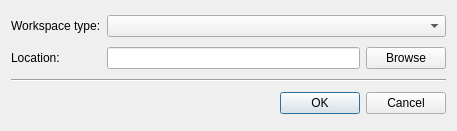
The window that Srt.QT/tt3-gui/SelectWorkspaceDialog.ui (akapustiatyahoocouk/TimeTracker3) describes before a commit, drawn with Qt 5.
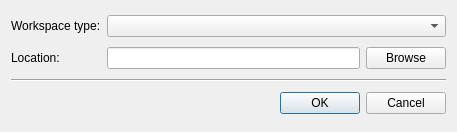
The same window after the commit. Icons and pictures are not drawn.

```diff
--- a/Srt.QT/tt3-gui/SelectWorkspaceDialog.ui
+++ b/Srt.QT/tt3-gui/SelectWorkspaceDialog.ui
@@ -7,7 +7,7 @@
     <x>0</x>
     <y>0</y>
     <width>457</width>
-    <height>131</height>
+    <height>132</height>
    </rect>
   </property>
   <property name="windowTitle">
```
Left out of the diff: 6 changed lines with no effect on the pictures.
